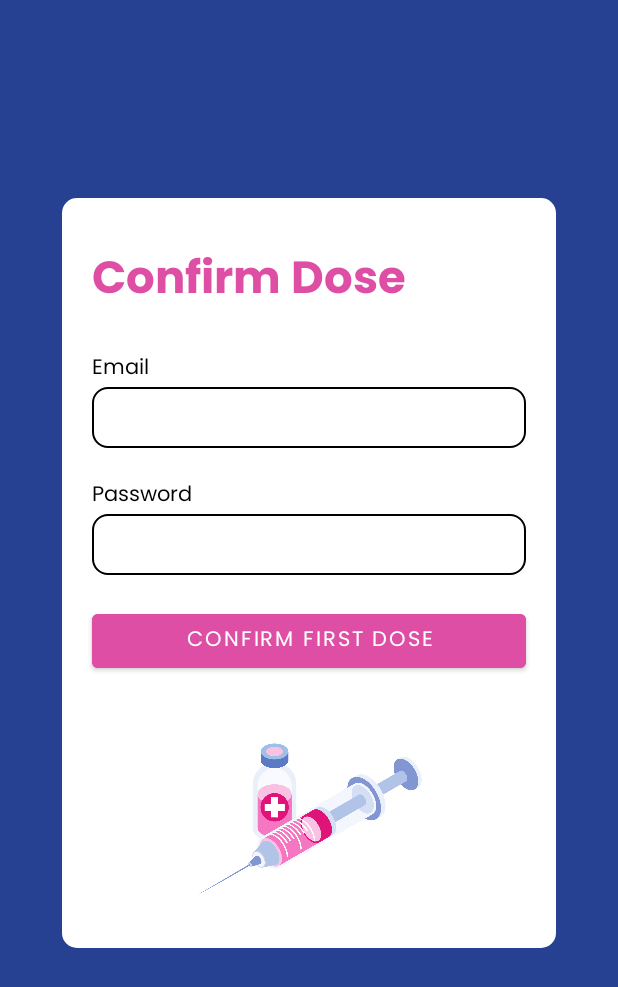
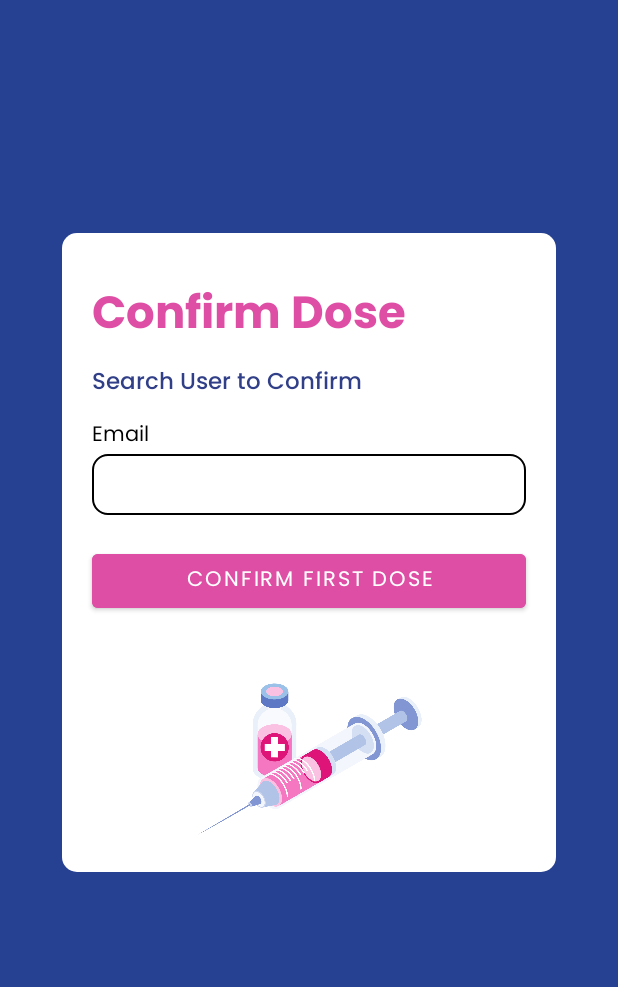
Before and after one commit to FonzyLima/Vax-In-Mobile-Application, an Android app: the layout activity_admin_confirm_doses.xml on its own in the app's theme, with its tools: preview values and no code run, on a phone screen of 412 x 824 dp. Shown: the top 987 px of the screen. Run offline under Robolectric (Android 15) with nearby library versions, the phone set to English and light mode, and no system bars.

Commit message:
updated admin confirm dose

```diff
--- a/VaxInMobileApplioation/app/src/main/res/layout/activity_admin_confirm_doses.xml
+++ b/VaxInMobileApplioation/app/src/main/res/layout/activity_admin_confirm_doses.xml
@@ -29,7 +29,7 @@
 
     <LinearLayout
         android:layout_width="0dp"
-        android:layout_height="500dp"
+        android:layout_height="wrap_content"
         android:background="@drawable/border_settings"
         android:orientation="vertical"
         app:layout_constraintBottom_toBottomOf="parent"
@@ -52,11 +52,23 @@
             android:textSize="30sp" />
 
         <TextView
+            android:id="@+id/tv_confirmdose_search"
+            android:layout_width="match_parent"
+            android:layout_height="wrap_content"
+            android:layout_marginLeft="20dp"
+            android:layout_marginTop="5dp"
+            android:layout_marginRight="20dp"
+            android:fontFamily="@font/poppins_medium"
+            android:text="Search User to Confirm"
+            android:textColor="@color/darkblue"
+            android:textSize="15sp" />
+
+        <TextView
             android:id="@+id/tv_confirmdose_email"
             android:layout_width="wrap_content"
             android:layout_height="wrap_content"
             android:layout_marginLeft="20dp"
-            android:layout_marginTop="20dp"
+            android:layout_marginTop="10dp"
             android:layout_marginRight="20dp"
             android:fontFamily="@font/poppins"
             android:text="Email"
@@ -65,29 +77,6 @@
 
         <EditText
             android:id="@+id/et_confirmdose_email"
-            android:layout_width="match_parent"
-            android:layout_height="wrap_content"
-            android:layout_marginLeft="20dp"
-            android:layout_marginRight="20dp"
-            android:background="@drawable/et_borders"
-            android:ems="10"
-            android:inputType="textWebEmailAddress|textEmailAddress"
-            android:padding="8dp" />
-
-        <TextView
-            android:id="@+id/tv_confirmdose_password"
-            android:layout_width="wrap_content"
-            android:layout_height="wrap_content"
-            android:layout_marginLeft="20dp"
-            android:layout_marginTop="20dp"
-            android:layout_marginRight="2dp"
-            android:fontFamily="@font/poppins"
-            android:text="Password"
-            android:textColor="@color/black"
-            android:textSize="14sp" />
-
-        <EditText
-            android:id="@+id/et_confirmdose_password"
             android:layout_width="match_parent"
             android:layout_height="wrap_content"
             android:layout_marginLeft="20dp"
```
